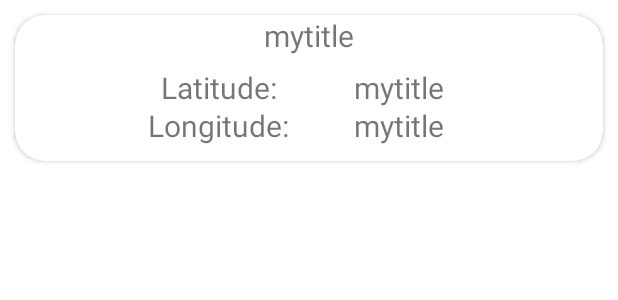
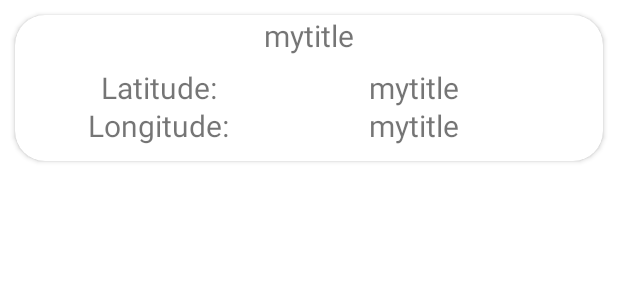
Before and after one commit to razduevmaksim/AppWithGeolocation, an Android app: the layout item_layout.xml on its own in the app's theme, with its tools: preview values and no code run, on a phone screen of 412 x 824 dp. Shown: the top 300 px of the screen. Run offline under Robolectric (Android 15) with nearby library versions, the phone set to English and light mode, and no system bars.

```diff
--- a/app/src/main/java/com/example/geolocation/ui/map/MapFragment.kt
+++ b/app/src/main/java/com/example/geolocation/ui/map/MapFragment.kt
@@ -67,9 +67,10 @@ class MapFragment : Fragment(), OnMapReadyCallback {
         mMap = googleMap
         // Add a marker in Sydney and move the camera
         binding.buttonAdd.setOnClickListener {
-            val country = LatLng(-34.0, 151.0)
+            val  mUpCameraPosition = mMap.cameraPosition
+            val country = LatLng (mUpCameraPosition.target.latitude, mUpCameraPosition.target.longitude)
             mMap.addMarker(MarkerOptions().position(country).title("New point").draggable(true))
-            mMap.moveCamera(CameraUpdateFactory.newLatLng(country))
+
             val editPermission = true
             val latitude = country.latitude.toString()
             val longitude = country.longitude.toString()
--- a/app/src/main/res/layout/item_layout.xml
+++ b/app/src/main/res/layout/item_layout.xml
@@ -22,17 +22,18 @@
         android:text="Latitude:"
         android:textSize="20dp"
         android:layout_gravity="center"
-        android:layout_marginEnd="60dp"
+        android:layout_marginEnd="100dp"
         />
 
     <TextView
         android:id="@+id/item_lattitude_value"
         android:layout_width="wrap_content"
         android:layout_height="wrap_content"
+        android:layout_gravity="center"
+        android:layout_marginStart="70dp"
         android:text="mytitle"
         android:textSize="20dp"
-        android:layout_gravity="center"
-        android:layout_marginStart="60dp"/>
+        />
     <TextView
         android:id="@+id/item_longitude"
         android:layout_width="wrap_content"
@@ -41,17 +42,17 @@
         android:textSize="20dp"
         android:layout_gravity="center"
         android:paddingTop="50dp"
-        android:layout_marginEnd="60dp"/>
+        android:layout_marginEnd="100dp"/>
 
     <TextView
         android:id="@+id/item_longitude_value"
         android:layout_width="wrap_content"
         android:layout_height="wrap_content"
+        android:layout_gravity="center"
+        android:layout_marginStart="70dp"
+        android:paddingTop="50dp"
         android:text="mytitle"
-        android:textSize="20dp"
-        android:layout_gravity="center"
-        android:paddingTop="50dp"
-        android:layout_marginStart="60dp"/>
+        android:textSize="20dp" />
 
 
 </androidx.cardview.widget.CardView>
```
